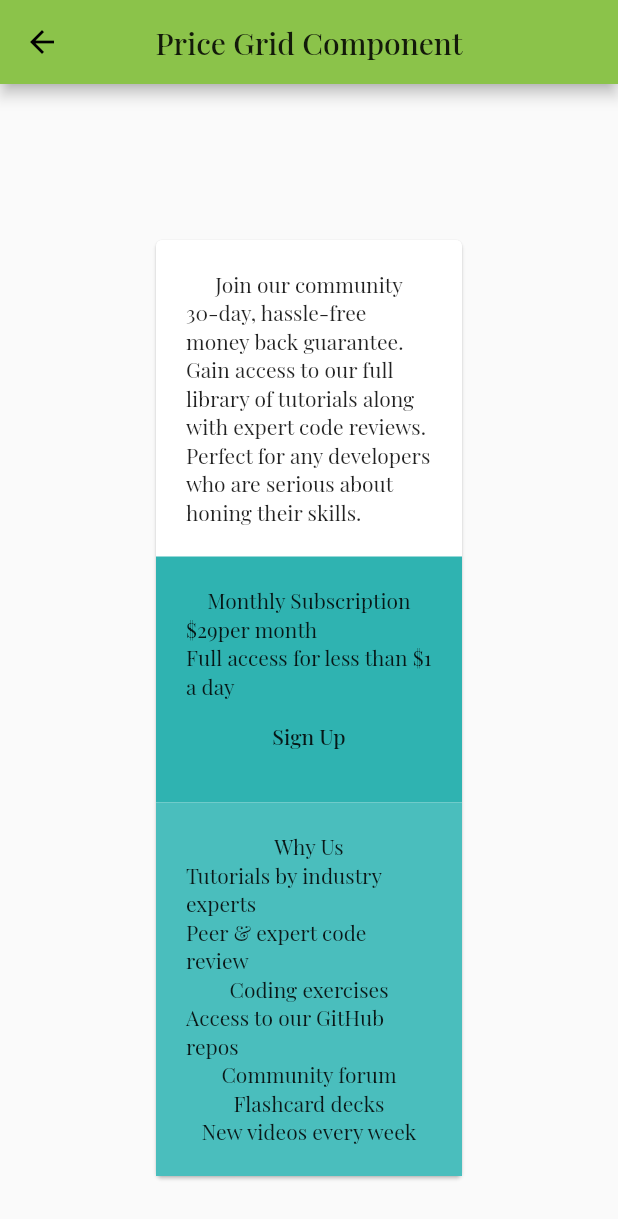
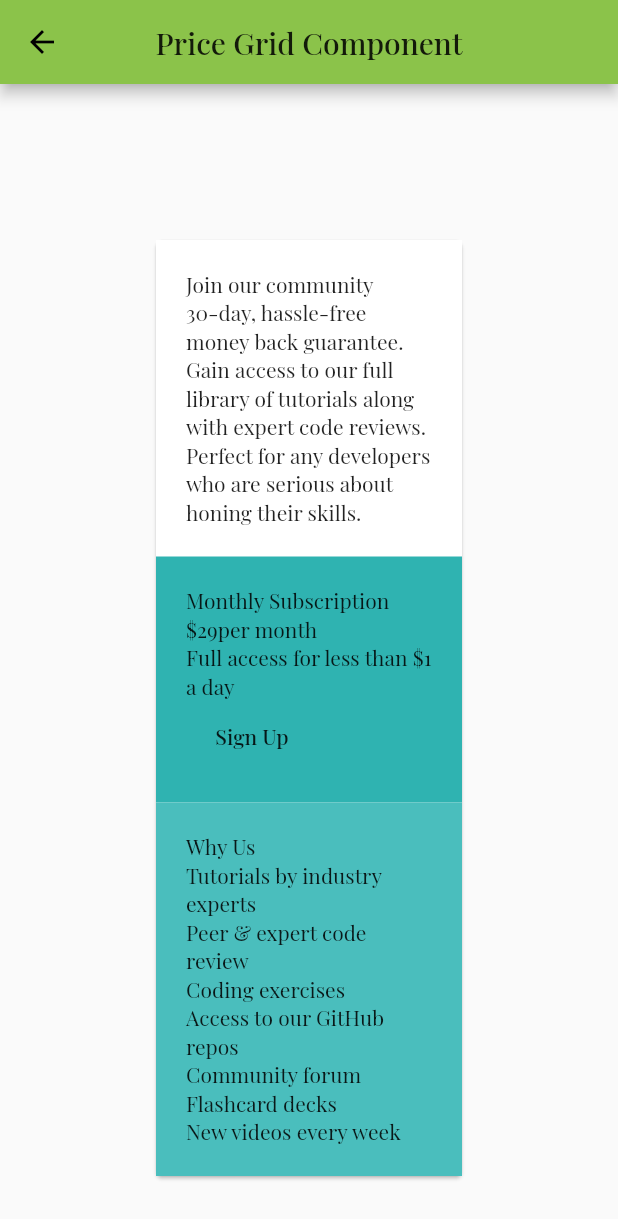
Before and after one commit to shaw8wit/flutter-ui, a Flutter app: the PriceGridComponent screen opened by its route, on a phone screen of 412 x 824 dp. Shown: the top 1219 px of the screen. Run offline on Flutter 3.47's test engine with Material 2 defaults, Android fonts, the phone set to English and light mode, and no system bars.

Commit message:
layout added

```diff
--- a/lib/price_grid_component/price_grid_component.dart
+++ b/lib/price_grid_component/price_grid_component.dart
@@ -12,10 +12,9 @@ class PriceGridComponent extends StatelessWidget {
       IntrinsicHeight(
         child: Row(
           crossAxisAlignment: CrossAxisAlignment.stretch,
-          mainAxisSize: MainAxisSize.max,
           children: [
-            Price(),
-            Why(),
+            Expanded(child: Price()),
+            Expanded(child: Why()),
           ],
         ),
       ),
--- a/lib/price_grid_component/widgets/join.dart
+++ b/lib/price_grid_component/widgets/join.dart
@@ -1,19 +1,17 @@
 import 'package:flutter/material.dart';
-import 'package:flutter/painting.dart';
+import 'package:flutter_ui/price_grid_component/widgets/layout.dart';
 
 class Join extends StatelessWidget {
   @override
   Widget build(BuildContext context) {
-    return Container(
-      padding: EdgeInsets.all((MediaQuery.of(context).size.aspectRatio > 1) ? 60 : 20),
-      child: Column(
+    return Layout(
       children: [
         Text("Join our community"),
         Text("30-day, hassle-free money back guarantee."),
         Text("Gain access to our full library of tutorials along with expert code reviews."),
         Text("Perfect for any developers who are serious about honing their skills."),
       ],
-      ),
+      color: Colors.white,
     );
   }
 }
--- /dev/null
+++ b/lib/price_grid_component/widgets/layout.dart
@@ -0,0 +1,20 @@
+import 'package:flutter/material.dart';
+
+class Layout extends StatelessWidget {
+  final List<Widget> children;
+  final Color color;
+
+  Layout({this.children, this.color});
+
+  @override
+  Widget build(BuildContext context) {
+    return Container(
+      color: color,
+      padding: EdgeInsets.all((MediaQuery.of(context).size.aspectRatio > 1) ? 60 : 20),
+      child: Column(
+        crossAxisAlignment: CrossAxisAlignment.start,
+        children: children,
+      ),
+    );
+  }
+}
--- a/lib/price_grid_component/widgets/price.dart
+++ b/lib/price_grid_component/widgets/price.dart
@@ -1,12 +1,10 @@
 import 'package:flutter/material.dart';
+import 'package:flutter_ui/price_grid_component/widgets/layout.dart';
 
 class Price extends StatelessWidget {
   @override
   Widget build(BuildContext context) {
-    return Container(
-      padding: EdgeInsets.all((MediaQuery.of(context).size.aspectRatio > 1) ? 60 : 20),
-      color: Color(0xff2FB3B1),
-      child: Column(
+    return Layout(
       children: [
         Text("Monthly Subscription"),
         Row(
@@ -21,7 +19,7 @@ class Price extends StatelessWidget {
           child: Text("Sign Up"),
         ),
       ],
-      ),
+      color: Color(0xff2FB3B1),
     );
   }
 }
--- a/lib/price_grid_component/widgets/why.dart
+++ b/lib/price_grid_component/widgets/why.dart
@@ -1,12 +1,11 @@
 import 'package:flutter/material.dart';
+import 'package:flutter_ui/price_grid_component/widgets/layout.dart';
 
 class Why extends StatelessWidget {
   @override
   Widget build(BuildContext context) {
-    return Container(
-      padding: EdgeInsets.all((MediaQuery.of(context).size.aspectRatio > 1) ? 60 : 20),
+    return Layout(
       color: Color(0xff4ABEBD),
-      child: Column(
       children: [
         Text("Why Us"),
         Text("Tutorials by industry experts"),
@@ -17,7 +16,6 @@ class Why extends StatelessWidget {
         Text("Flashcard decks"),
         Text("New videos every week"),
       ],
-      ),
     );
   }
 }
```
Lines whose indentation alone changed are shown as unchanged.
